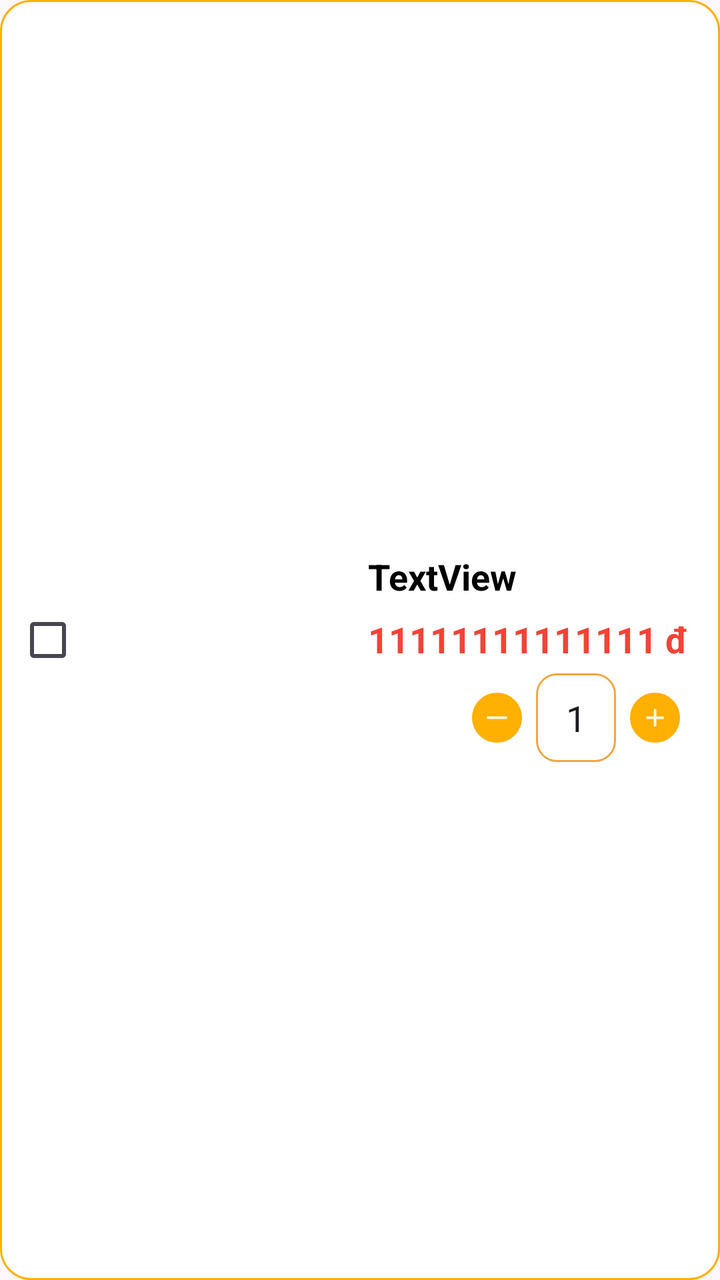
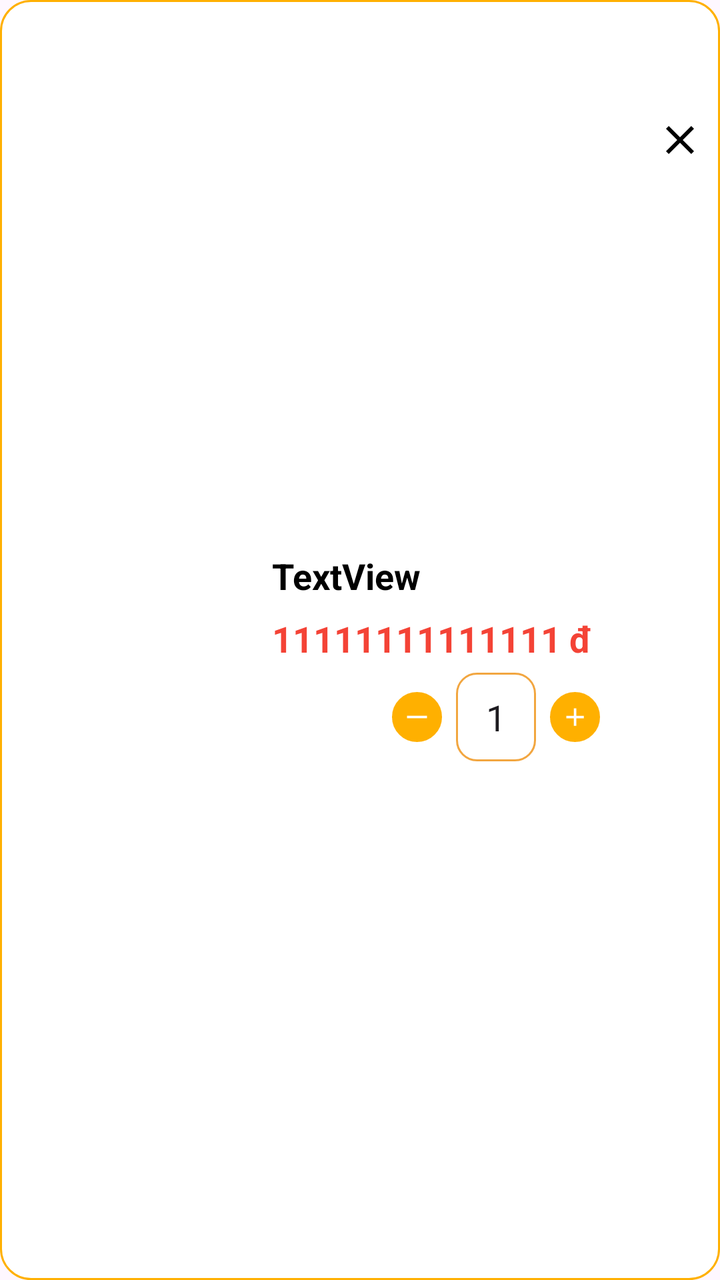

Two renders of the same Android screen: before a commit and after it. Below are the layout's source before the change and the commit's diff.
<!-- AndroidManifest.xml: application theme Theme.AppSQL -->
<!-- res/layout/item_cart_layout.xml -->
<?xml version="1.0" encoding="utf-8"?>
<androidx.constraintlayout.widget.ConstraintLayout
    xmlns:android="http://schemas.android.com/apk/res/android"
    xmlns:app="http://schemas.android.com/apk/res-auto"
    xmlns:tools="http://schemas.android.com/tools"
    android:layout_width="match_parent"
    android:layout_height="wrap_content"
    android:paddingVertical="10dp"
    android:layout_marginVertical="7dp"
    android:background="@drawable/card_background">

    
    <CheckBox
        android:id="@+id/checkbox"
        android:layout_width="wrap_content"
        android:layout_height="wrap_content"
        android:layout_marginTop="16dp"
        android:layout_marginBottom="16dp"
        app:layout_constraintBottom_toBottomOf="parent"
        app:layout_constraintStart_toStartOf="parent"
        app:layout_constraintTop_toTopOf="parent" />

    <com.google.android.material.imageview.ShapeableImageView
        android:id="@+id/pic"
        android:layout_width="120dp"
        android:layout_height="120dp"
        android:scaleType="centerCrop"
        app:layout_constraintBottom_toBottomOf="parent"
        app:layout_constraintStart_toEndOf="@+id/checkbox"
        app:layout_constraintTop_toTopOf="parent"
        app:shapeAppearanceOverlay="@style/roundedImage1"/>

    <TextView
        android:id="@+id/itemName"
        android:layout_width="0dp"
        android:layout_height="wrap_content"
        android:layout_marginStart="16dp"
        android:layout_marginTop="16dp"
        android:layout_marginEnd="16dp"
        android:text="TextView"
        android:textColor="#000000"
        android:textSize="18sp"
        android:textStyle="bold"
        app:layout_constraintEnd_toEndOf="parent"
        app:layout_constraintStart_toEndOf="@+id/pic"
        app:layout_constraintTop_toTopOf="@+id/pic" />

    <TextView
        android:layout_width="wrap_content"
        android:layout_height="wrap_content"
        android:layout_marginStart="4dp"
        android:text="đ"
        android:textSize="18sp"
        android:textStyle="bold"
        android:textColor="#F44336"
        app:layout_constraintBottom_toBottomOf="@+id/itemPrice"
        app:layout_constraintStart_toEndOf="@+id/itemPrice"
        app:layout_constraintTop_toTopOf="@+id/itemPrice" />


    <TextView
        android:id="@+id/itemPrice"
        android:layout_width="wrap_content"
        android:layout_height="24dp"
        android:layout_marginTop="7dp"
        android:text="11111111111111"
        android:maxWidth="180dp"
        android:textSize="18sp"
        android:textStyle="bold"
        android:textColor="#F44336"
        app:layout_constraintEnd_toEndOf="@+id/itemName"
        app:layout_constraintHorizontal_bias="0.0"
        app:layout_constraintStart_toStartOf="@+id/itemName"
        app:layout_constraintTop_toBottomOf="@+id/itemName" />

    <ImageView
        android:id="@+id/removeFromCart"
        android:layout_width="25dp"
        android:layout_height="25dp"
        android:layout_marginEnd="7dp"
        android:background="@drawable/border_button"
        android:backgroundTint="@color/color_orange"
        android:padding="5dp"
        android:scaleType="centerCrop"
        app:circularflow_radiusInDP="20dp"
        app:layout_constraintBottom_toBottomOf="@+id/itemQuantity"
        app:layout_constraintEnd_toStartOf="@+id/itemQuantity"
        app:layout_constraintTop_toTopOf="@+id/itemQuantity"
        app:shapeAppearanceOverlay="@style/roundedImage"
        app:srcCompat="@drawable/minus"
        app:tint="@color/white"
        tools:ignore="MissingConstraints" />

    <EditText
        android:id="@+id/itemQuantity"
        android:layout_width="wrap_content"
        android:layout_height="wrap_content"
        android:layout_marginEnd="7dp"
        android:background="@drawable/border_orange"
        android:gravity="center"
        android:inputType="number"
        android:maxWidth="70dp"
        android:paddingHorizontal="15dp"
        android:paddingVertical="10dp"
        android:text="1"
        app:layout_constraintBottom_toBottomOf="@+id/addtocartBtn"
        app:layout_constraintEnd_toStartOf="@+id/addtocartBtn"
        app:layout_constraintTop_toTopOf="@+id/addtocartBtn" />

    <ImageView
        android:id="@+id/addtocartBtn"
        android:layout_width="25dp"
        android:layout_height="25dp"
        android:layout_marginTop="15dp"
        android:layout_marginEnd="20dp"
        android:background="@drawable/border_button"
        android:backgroundTint="@color/color_orange"
        android:padding="5dp"
        android:scaleType="centerCrop"
        app:circularflow_radiusInDP="20dp"
        app:layout_constraintEnd_toEndOf="parent"
        app:layout_constraintTop_toBottomOf="@+id/itemPrice"
        app:shapeAppearanceOverlay="@style/roundedImage"
        app:srcCompat="@drawable/plus"
        app:tint="@color/white" />


</androidx.constraintlayout.widget.ConstraintLayout>
<!-- resources referenced by this layout -->
<resources>
  <color name="color_orange">#FFB000</color>
  <color name="white">#FFFFFFFF</color>
  <!-- drawable border_button (drawable) -->
  <?xml version="1.0" encoding="utf-8"?>
  <shape xmlns:android="http://schemas.android.com/apk/res/android">
      <solid android:color="@color/white"/>
      <corners android:radius="20dp"/>
      <stroke android:color="#E9E9E9" android:width="1dp"/>
  </shape>
  <!-- drawable border_orange (drawable) -->
  <?xml version="1.0" encoding="utf-8"?>
  <shape xmlns:android="http://schemas.android.com/apk/res/android">
      <solid android:color="@color/white"/>
      <corners android:radius="10dp"/>
      <stroke android:color="#E6F19D2C" android:width="1dp"/>
  </shape>
  <!-- drawable card_background (drawable) -->
  <?xml version="1.0" encoding="utf-8"?>
  <selector xmlns:android="http://schemas.android.com/apk/res/android">
  <item>
      <shape android:shape="rectangle">
          <corners android:radius="15dp"/>
          <solid android:color="#ffffff"/>
          <stroke android:color="@color/color_orange" android:width="1dp"/>
  
      </shape>
  </item>
  </selector>
  <!-- drawable minus (drawable) -->
  <vector xmlns:android="http://schemas.android.com/apk/res/android" android:height="24dp" android:tint="#000000" android:viewportHeight="24" android:viewportWidth="24" android:width="24dp">
        
      <path android:fillColor="@android:color/white" android:fillType="evenOdd" android:pathData="M4,11h16v2h-16z"/>
      
  </vector>
  <!-- drawable plus (drawable) -->
  <vector xmlns:android="http://schemas.android.com/apk/res/android" android:height="24dp" android:tint="#000000" android:viewportHeight="24" android:viewportWidth="24" android:width="24dp">
        
      <path android:fillColor="@android:color/white" android:pathData="M19,13h-6v6h-2v-6H5v-2h6V5h2v6h6v2z"/>
      
  </vector>
  <style name="roundedImage">
          <item name="cornerFamily">rounded</item>
          <item name="cornerSize">50%</item>
      </style>
  <style name="roundedImage1">
          <item name="cornerFamily">rounded</item>
          <item name="cornerSize">15%</item>
      </style>
  <style name="Theme.AppSQL" parent="Base.Theme.AppSQL" />
  <style name="Base.Theme.AppSQL" parent="Theme.Material3.DayNight.NoActionBar">
          
          
      </style>
</resources>

<!-- the commit's change to res/layout/item_cart_layout.xml (unified diff, before → after) -->
@@ -10,119 +10,140 @@
     android:background="@drawable/card_background">
 
     
-    <CheckBox
-        android:id="@+id/checkbox"
-        android:layout_width="wrap_content"
-        android:layout_height="wrap_content"
-        android:layout_marginTop="16dp"
-        android:layout_marginBottom="16dp"
-        app:layout_constraintBottom_toBottomOf="parent"
-        app:layout_constraintStart_toStartOf="parent"
-        app:layout_constraintTop_toTopOf="parent" />
+    
 
     <com.google.android.material.imageview.ShapeableImageView
         android:id="@+id/pic"
         android:layout_width="120dp"
         android:layout_height="120dp"
         android:scaleType="centerCrop"
+        app:layout_constraintStart_toStartOf="parent"
         app:layout_constraintBottom_toBottomOf="parent"
-        app:layout_constraintStart_toEndOf="@+id/checkbox"
         app:layout_constraintTop_toTopOf="parent"
         app:shapeAppearanceOverlay="@style/roundedImage1"/>
-
-    <TextView
-        android:id="@+id/itemName"
+    
+    <androidx.constraintlayout.widget.ConstraintLayout
+        android:id="@+id/itemInfo"
         android:layout_width="0dp"
         android:layout_height="wrap_content"
-        android:layout_marginStart="16dp"
-        android:layout_marginTop="16dp"
-        android:layout_marginEnd="16dp"
-        android:text="TextView"
-        android:textColor="#000000"
-        android:textSize="18sp"
-        android:textStyle="bold"
-        app:layout_constraintEnd_toEndOf="parent"
         app:layout_constraintStart_toEndOf="@+id/pic"
-        app:layout_constraintTop_toTopOf="@+id/pic" />
+        app:layout_constraintEnd_toStartOf="@+id/remove"
+        app:layout_constraintTop_toTopOf="parent"
+        app:layout_constraintBottom_toBottomOf="parent" >
+        <TextView
+            android:id="@+id/itemName"
+            android:layout_width="0dp"
+            android:layout_height="wrap_content"
+            android:layout_marginStart="16dp"
+            android:layout_marginTop="16dp"
+            android:layout_marginEnd="16dp"
+            android:text="TextView"
+            android:textColor="#000000"
+            android:textSize="18sp"
+            android:textStyle="bold"
+            app:layout_constraintStart_toStartOf="parent"
+            app:layout_constraintEnd_toEndOf="parent"
+            app:layout_constraintTop_toTopOf="parent"/>
 
-    <TextView
-        android:layout_width="wrap_content"
-        android:layout_height="wrap_content"
-        android:layout_marginStart="4dp"
-        android:text="đ"
-        android:textSize="18sp"
-        android:textStyle="bold"
-        android:textColor="#F44336"
-        app:layout_constraintBottom_toBottomOf="@+id/itemPrice"
-        app:layout_constraintStart_toEndOf="@+id/itemPrice"
-        app:layout_constraintTop_toTopOf="@+id/itemPrice" />
+        <TextView
+            android:layout_width="wrap_content"
+            android:layout_height="wrap_content"
+            android:layout_marginStart="4dp"
+            android:text="đ"
+            android:textSize="18sp"
+            android:textStyle="bold"
+            android:textColor="#F44336"
+            app:layout_constraintBottom_toBottomOf="@+id/itemPrice"
+            app:layout_constraintStart_toEndOf="@+id/itemPrice"
+            app:layout_constraintTop_toTopOf="@+id/itemPrice" />
 
 
-    <TextView
-        android:id="@+id/itemPrice"
-        android:layout_width="wrap_content"
-        android:layout_height="24dp"
-        android:layout_marginTop="7dp"
-        android:text="11111111111111"
-        android:maxWidth="180dp"
-        android:textSize="18sp"
-        android:textStyle="bold"
-        android:textColor="#F44336"
-        app:layout_constraintEnd_toEndOf="@+id/itemName"
-        app:layout_constraintHorizontal_bias="0.0"
-        app:layout_constraintStart_toStartOf="@+id/itemName"
-        app:layout_constraintTop_toBottomOf="@+id/itemName" />
+        <TextView
+            android:id="@+id/itemPrice"
+            android:layout_width="wrap_content"
+            android:layout_height="24dp"
+            android:layout_marginTop="7dp"
+            android:text="11111111111111"
+            android:maxWidth="180dp"
+            android:textSize="18sp"
+            android:textStyle="bold"
+            android:textColor="#F44336"
+            app:layout_constraintEnd_toEndOf="@+id/itemName"
+            app:layout_constraintHorizontal_bias="0.0"
+            app:layout_constraintStart_toStartOf="@+id/itemName"
+            app:layout_constraintTop_toBottomOf="@+id/itemName" />
 
-    <ImageView
-        android:id="@+id/removeFromCart"
-        android:layout_width="25dp"
-        android:layout_height="25dp"
-        android:layout_marginEnd="7dp"
-        android:background="@drawable/border_button"
-        android:backgroundTint="@color/color_orange"
-        android:padding="5dp"
-        android:scaleType="centerCrop"
-        app:circularflow_radiusInDP="20dp"
-        app:layout_constraintBottom_toBottomOf="@+id/itemQuantity"
-        app:layout_constraintEnd_toStartOf="@+id/itemQuantity"
-        app:layout_constraintTop_toTopOf="@+id/itemQuantity"
-        app:shapeAppearanceOverlay="@style/roundedImage"
-        app:srcCompat="@drawable/minus"
-        app:tint="@color/white"
-        tools:ignore="MissingConstraints" />
+        <ImageView
+            android:id="@+id/removeFromCart"
+            android:layout_width="25dp"
+            android:layout_height="25dp"
+            android:layout_marginEnd="7dp"
+            android:background="@drawable/border_button"
+            android:backgroundTint="@color/color_orange"
+            android:padding="5dp"
+            android:scaleType="centerCrop"
+            app:circularflow_radiusInDP="20dp"
+            app:layout_constraintBottom_toBottomOf="@+id/itemQuantity"
+            app:layout_constraintEnd_toStartOf="@+id/itemQuantity"
+            app:layout_constraintTop_toTopOf="@+id/itemQuantity"
+            app:shapeAppearanceOverlay="@style/roundedImage"
+            app:srcCompat="@drawable/minus"
+            app:tint="@color/white"
+            tools:ignore="MissingConstraints" />
 
-    <EditText
-        android:id="@+id/itemQuantity"
-        android:layout_width="wrap_content"
-        android:layout_height="wrap_content"
-        android:layout_marginEnd="7dp"
-        android:background="@drawable/border_orange"
-        android:gravity="center"
-        android:inputType="number"
-        android:maxWidth="70dp"
-        android:paddingHorizontal="15dp"
-        android:paddingVertical="10dp"
-        android:text="1"
-        app:layout_constraintBottom_toBottomOf="@+id/addtocartBtn"
-        app:layout_constraintEnd_toStartOf="@+id/addtocartBtn"
-        app:layout_constraintTop_toTopOf="@+id/addtocartBtn" />
+        <EditText
+            android:id="@+id/itemQuantity"
+            android:layout_width="wrap_content"
+            android:layout_height="wrap_content"
+            android:layout_marginEnd="7dp"
+            android:background="@drawable/border_orange"
+            android:gravity="center"
+            android:inputType="number"
+            android:maxWidth="70dp"
+            android:paddingHorizontal="15dp"
+            android:paddingVertical="10dp"
+            android:text="1"
+            app:layout_constraintBottom_toBottomOf="@+id/addtocartBtn"
+            app:layout_constraintEnd_toStartOf="@+id/addtocartBtn"
+            app:layout_constraintTop_toTopOf="@+id/addtocartBtn" />
 
-    <ImageView
-        android:id="@+id/addtocartBtn"
-        android:layout_width="25dp"
-        android:layout_height="25dp"
-        android:layout_marginTop="15dp"
-        android:layout_marginEnd="20dp"
-        android:background="@drawable/border_button"
-        android:backgroundTint="@color/color_orange"
-        android:padding="5dp"
-        android:scaleType="centerCrop"
-        app:circularflow_radiusInDP="20dp"
+        <ImageView
+            android:id="@+id/addtocartBtn"
+            android:layout_width="25dp"
+            android:layout_height="25dp"
+            android:layout_marginTop="15dp"
+            android:layout_marginEnd="20dp"
+            android:background="@drawable/border_button"
+            android:backgroundTint="@color/color_orange"
+            android:padding="5dp"
+            android:scaleType="centerCrop"
+            app:circularflow_radiusInDP="20dp"
+            app:layout_constraintEnd_toEndOf="parent"
+            app:layout_constraintTop_toBottomOf="@+id/itemPrice"
+            app:shapeAppearanceOverlay="@style/roundedImage"
+            app:srcCompat="@drawable/plus"
+            app:tint="@color/white" />
+
+    </androidx.constraintlayout.widget.ConstraintLayout>
+    <androidx.constraintlayout.widget.ConstraintLayout
+        android:id="@+id/remove"
+        android:layout_width="40dp"
+        android:layout_height="120dp"
+        app:layout_constraintStart_toEndOf="@id/itemInfo"
         app:layout_constraintEnd_toEndOf="parent"
-        app:layout_constraintTop_toBottomOf="@+id/itemPrice"
-        app:shapeAppearanceOverlay="@style/roundedImage"
-        app:srcCompat="@drawable/plus"
-        app:tint="@color/white" />
+        app:layout_constraintTop_toTopOf="parent"
+        android:clickable="true" >
+        <ImageView
+            android:layout_width="@dimen/size_24"
+            android:layout_height="@dimen/size_24"
+            app:layout_constraintStart_toStartOf="parent"
+            app:layout_constraintEnd_toEndOf="parent"
+            app:layout_constraintTop_toTopOf="parent"
+            app:layout_constraintBottom_toBottomOf="parent"
+            android:src="@drawable/ic_clear_24"
+            android:contentDescription="cc"
+            />
+    </androidx.constraintlayout.widget.ConstraintLayout>
 
 
 </androidx.constraintlayout.widget.ConstraintLayout>
<!-- resource entries referenced after the edit -->
@@ -2,6 +2,7 @@
 <resources>
   <color name="color_orange">#FFB000</color>
   <color name="white">#FFFFFFFF</color>
+  <dimen name="size_24">24dp</dimen>
   <!-- drawable border_button (drawable) -->
   <?xml version="1.0" encoding="utf-8"?>
   <shape xmlns:android="http://schemas.android.com/apk/res/android">
@@ -28,6 +29,12 @@
       </shape>
   </item>
   </selector>
+  <!-- drawable ic_clear_24 (drawable) -->
+  <vector xmlns:android="http://schemas.android.com/apk/res/android" android:height="24dp" android:tint="#000000" android:viewportHeight="24" android:viewportWidth="24" android:width="24dp">
+        
+      <path android:fillColor="@android:color/white" android:pathData="M19,6.41L17.59,5 12,10.59 6.41,5 5,6.41 10.59,12 5,17.59 6.41,19 12,13.41 17.59,19 19,17.59 13.41,12z"/>
+      
+  </vector>
   <!-- drawable minus (drawable) -->
   <vector xmlns:android="http://schemas.android.com/apk/res/android" android:height="24dp" android:tint="#000000" android:viewportHeight="24" android:viewportWidth="24" android:width="24dp">
         
